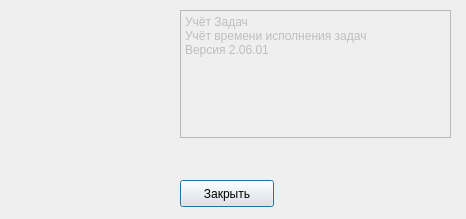
Before: the Qt Designer form TasksAccounting/aboutdialog.ui in MishIvan/UbuntuProjects, drawn with Qt 5.
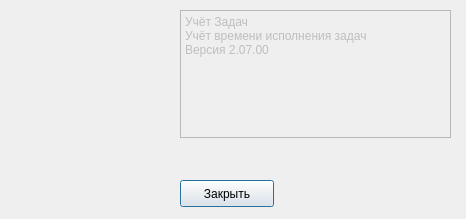
After: the same form once the commit is applied. Icons and pictures are not drawn.

```diff
--- a/TasksAccounting/aboutdialog.ui
+++ b/TasksAccounting/aboutdialog.ui
@@ -56,7 +56,7 @@
    <property name="plainText">
     <string>Учёт Задач 
 Учёт времени исполнения задач
-Версия 2.06.01</string>
+Версия 2.07.00</string>
    </property>
   </widget>
   <widget class="QPushButton" name="m_closeButton">
```
